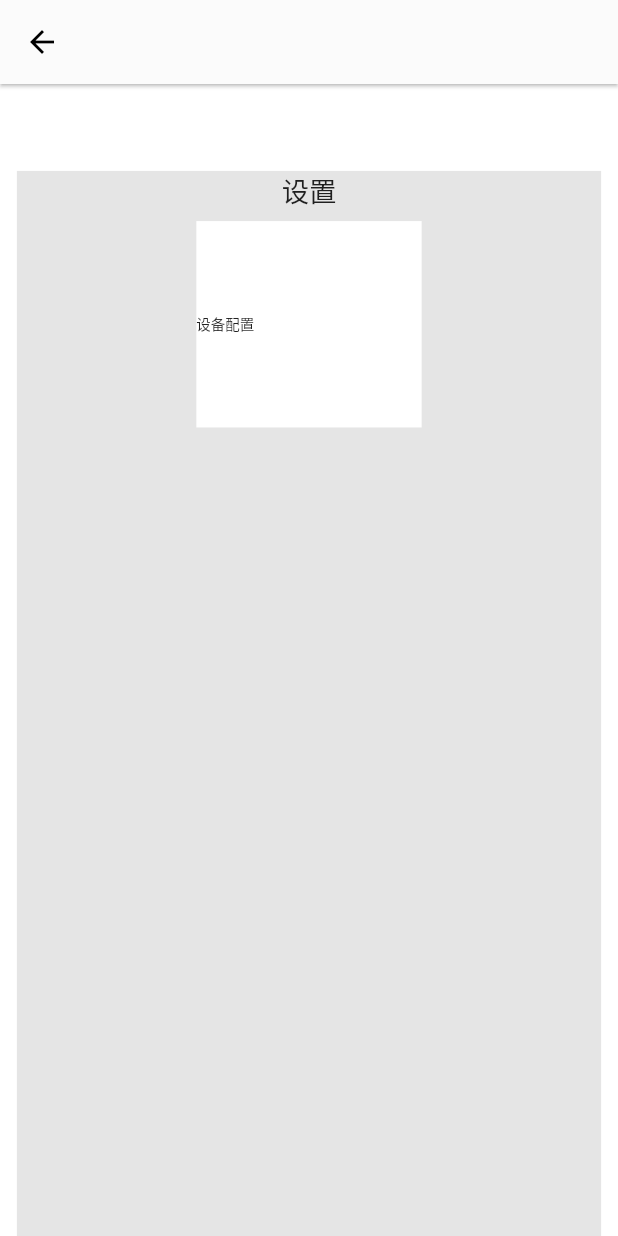
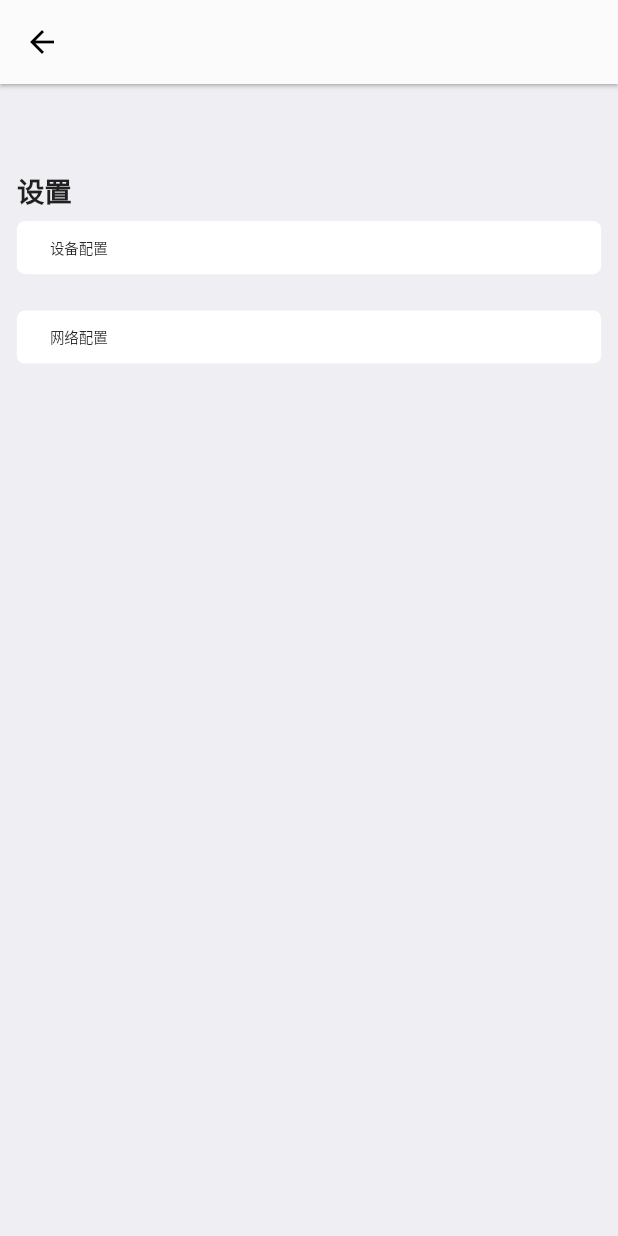
Before and after one commit to miniocean404-flutter/Flutter-SignUp, a Flutter app: the Setting screen opened by its route, on a phone screen of 412 x 824 dp. Run offline on Flutter 3.47's test engine with Material 2 defaults, Android fonts, the phone set to English and light mode, and no system bars; our stand-ins replace dio, fluro, flutter_screenutil, fluttertoast, logger, lottie and 2 more; missing offline and left inert: mobile_scanner; accounts and stored records are empty; network calls fail.

Commit message:
添加设置中的设置条

```diff
--- /dev/null
+++ b/lib/components/busin/setting_bg.dart
@@ -0,0 +1,38 @@
+import 'package:flutter/material.dart';
+import 'package:flutter_screenutil/flutter_screenutil.dart';
+
+class SettingBg extends StatefulWidget {
+  final List<Widget> child;
+
+  const SettingBg({
+    Key? key,
+    required this.child,
+  }) : super(key: key);
+
+  @override
+  State<SettingBg> createState() => _SettingBgState();
+}
+
+class _SettingBgState extends State<SettingBg> {
+  final List<Widget> list = [];
+
+  @override
+  void initState() {
+    super.initState();
+  }
+
+  @override
+  Widget build(BuildContext context) {
+    return Container(
+      width: double.infinity,
+      decoration: BoxDecoration(
+        color: const Color(0xffFFFFFf),
+        borderRadius: BorderRadius.all(Radius.circular(10.r)),
+      ),
+      child: Column(
+        mainAxisAlignment: MainAxisAlignment.center,
+        children: widget.child,
+      ),
+    );
+  }
+}
--- a/lib/config/global.dart
+++ b/lib/config/global.dart
@@ -20,6 +20,7 @@ class Global {
 
   // 初始化屏幕自适应工具
   static initScreen(ctx) {
+    // MediaQuery.of(context) 的使用必须在 WidgetsApp or MaterialApp 里来提供数据。
     ScreenUtil.init(
       BoxConstraints(
         maxWidth: MediaQuery.of(ctx).size.width,
--- a/lib/main.dart
+++ b/lib/main.dart
@@ -1,4 +1,5 @@
 import 'package:flutter/material.dart';
+import 'package:flutter_sign_in/utils/logger.dart';
 import 'package:provider/provider.dart';
 
 import 'config/global.dart';
@@ -27,8 +28,6 @@ void main() {
         // 当监听的 model 值发生改变，此 widget 会被 Rebuild。
 
         builder: (ctx, data, child) {
-          Global.initSp();
-
           return const MyApp();
         },
       ),
@@ -50,6 +49,9 @@ class MyApp extends StatelessWidget {
       initialRoute: Routers.splash,
       onGenerateRoute: Routers.router.generator,
       builder: (context, widget) {
+        Global.initScreen(context); // 初始化屏幕自适应工具
+        Global.initSp();
+
         return MediaQuery(
           // 设置文字大小不随系统设置改变（flutter screen 插件用）
           data: MediaQuery.of(context).copyWith(textScaleFactor: 1.0),
--- a/lib/views/home/index.dart
+++ b/lib/views/home/index.dart
@@ -4,7 +4,6 @@ import 'package:flutter_sign_in/components/busin/qr_scanner.dart';
 import 'package:flutter_sign_in/components/common/modal.dart';
 import 'package:flutter_sign_in/config/global.dart';
 import 'package:flutter_sign_in/router/routers.dart';
-import 'package:flutter_sign_in/utils/logger.dart';
 import 'package:flutter_sign_in/utils/toast.dart';
 import 'package:video_player/video_player.dart';
 
@@ -67,8 +66,6 @@ class _HomeState extends State<Home> {
 
   @override
   Widget build(BuildContext context) {
-    Global.initScreen(context); // 初始化屏幕自适应工具
-
     return Scaffold(
       body: Center(
         child: StateModal(
--- a/lib/views/setting/index.dart
+++ b/lib/views/setting/index.dart
@@ -1,5 +1,6 @@
 import 'package:flutter/material.dart';
 import 'package:flutter_screenutil/flutter_screenutil.dart';
+import 'package:flutter_sign_in/components/busin/setting_bg.dart';
 
 class Setting extends StatefulWidget {
   const Setting({Key? key}) : super(key: key);
@@ -15,30 +16,58 @@ class _SettingState extends State<Setting> {
       appBar: AppBar(),
       body: Container(
         width: double.infinity,
-        color: const Color(0xffE5E5E5),
+        color: const Color(0xffefeff3),
+        child: Container(
           margin: EdgeInsets.fromLTRB(21.w, 72.h, 21.w, 0),
           child: Column(
-          mainAxisAlignment: MainAxisAlignment.start,
+            crossAxisAlignment: CrossAxisAlignment.start,
             children: [
               Text(
                 '设置',
-              style: TextStyle(fontSize: 34.sp),
+                style: TextStyle(
+                  fontSize: 34.sp,
+                  fontWeight: FontWeight.w600,
+                ),
               ),
               SizedBox(height: 8.h),
-            Container(
-              decoration: const BoxDecoration(color: Color(0xffFFFFFf)),
-              width: 280.w,
-              height: 171.h,
+              SettingBg(
+                child: [
+                  SizedBox(
+                    height: 44.h,
                     child: Row(
                       children: [
+                        SizedBox(width: 11.w),
+                        SizedBox(width: 30.r, height: 30.r),
                         Text(
                           '设备配置',
                           style: TextStyle(fontSize: 18.sp),
                         )
                       ],
                     ),
+                  ),
+                ],
+              ),
+              SizedBox(height: 30.h),
+              SettingBg(
+                child: [
+                  SizedBox(
+                    height: 44.h,
+                    child: Row(
+                      children: [
+                        SizedBox(width: 11.w),
+                        SizedBox(width: 30.r, height: 30.r),
+                        Text(
+                          '网络配置',
+                          style: TextStyle(fontSize: 18.sp),
                         )
                       ],
+                    ),
+                  ),
+                ],
+              ),
+              SizedBox(height: 30.h),
+            ],
+          ),
         ),
       ),
     );
--- a/lib/views/splash.dart
+++ b/lib/views/splash.dart
@@ -3,6 +3,7 @@ import 'dart:async';
 
 import 'package:flutter/material.dart';
 import 'package:flutter_sign_in/config/assets.dart';
+import 'package:flutter_sign_in/config/global.dart';
 import 'package:flutter_sign_in/router/routers.dart';
 
 class Splash extends StatefulWidget {
```
Lines whose indentation alone changed are shown as unchanged.
